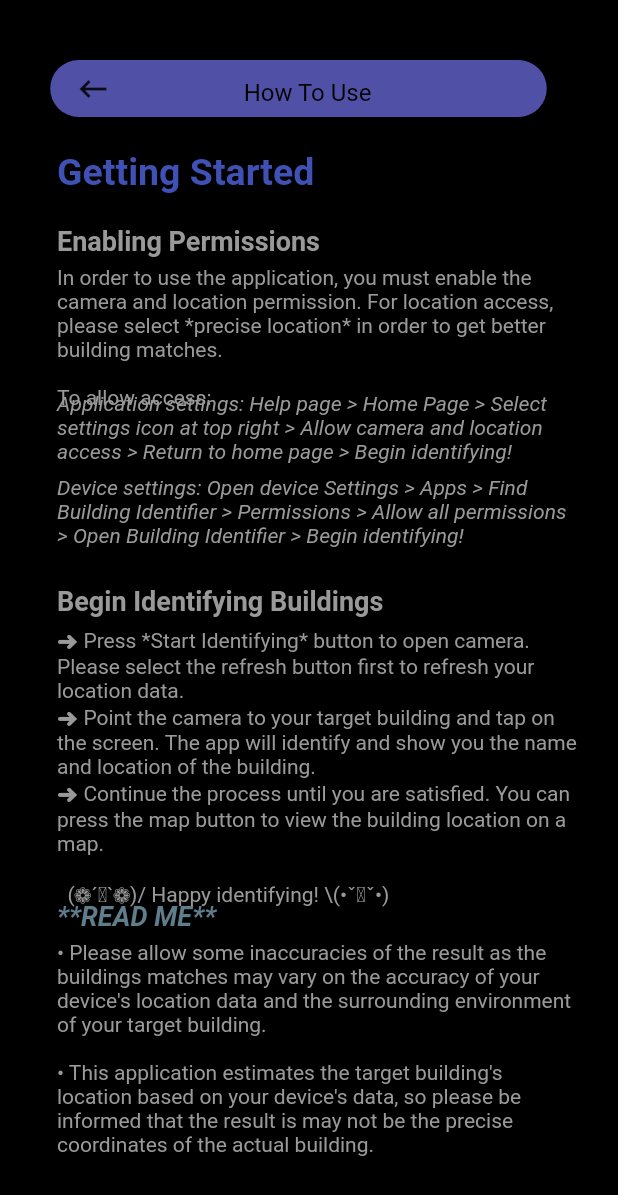
After one commit to H-Foo/Building-Identifier, a Flutter app: the help screen opened by its route, on a phone screen of 412 x 824 dp. The commit adds this screen. Shown: the top 1195 px of the screen. Run offline on Flutter 3.47's test engine with Material 2 defaults, Android fonts, the phone set to English and light mode, and no system bars; our stand-ins replace camera, cloud_firestore, firebase_core, flutter_compass, flutter_spinkit, geolocator and 2 more; accounts and stored records are empty.

Commit message:
fixed location bugs. added user manual page.

```diff
--- /dev/null
+++ b/lib/help.dart
@@ -0,0 +1,117 @@
+import 'package:flutter/cupertino.dart';
+import 'package:flutter/material.dart';
+
+class help extends StatefulWidget {
+  const help({Key? key}):
+        super(key: key);
+
+  @override
+  State<help> createState(){
+    return _helpState();
+  }
+}
+
+class _helpState extends State<help>{
+  @override
+  Widget build(BuildContext context){
+    return Scaffold(
+        body: Stack(
+          fit: StackFit.expand,
+          alignment: const Alignment(0, 0),
+          children: [
+            Positioned(top: 40, left: 33.5, width: 331, height: 38,
+              child: Container(decoration:
+              BoxDecoration(color: const Color(3345377237,),
+                  borderRadius: BorderRadius.circular(20,)),),),
+            Positioned(top: 52, left: 130,
+              child: Text('How To Use',
+                style: TextStyle(
+                  fontSize: 16,
+                  color: Colors.black,
+                ),
+                textAlign: TextAlign.center,),
+              width: 150, height: 20,),
+            Positioned(top: 47, left:50, child: GestureDetector(
+              child: Icon(
+                const IconData(
+                  58199, fontFamily:'MaterialIcons', matchTextDirection: true,),
+              ),
+              onTap: (){
+                Navigator.of(context).pushReplacementNamed('firstapp/myHomePage');
+              },
+            ),
+            ),
+            Positioned(top: 100, left: 38,
+              child: Text("Getting Started",
+            style: TextStyle(
+              fontSize: 25,
+              fontWeight: FontWeight.bold,
+              color: Colors.indigo,
+            ),textAlign: TextAlign.left,),),
+            Positioned(top: 150, left: 38,
+              child: Text("Enabling Permissions",
+                style: TextStyle(
+                  fontSize: 18,
+                  fontWeight: FontWeight.bold,
+                  color: CupertinoColors.inactiveGray,
+                ),textAlign: TextAlign.left,),),
+            Positioned(top: 177, left: 38,
+              child: Text("In order to use the application, you must enable the camera and location permission. "
+                  "For location access, please select *precise location* in order to get better building matches.\n"
+                  "\nTo allow access:\n",
+                style: TextStyle(
+                  fontSize: 14,
+                  fontWeight: FontWeight.normal,
+                  color: CupertinoColors.inactiveGray,
+                ),textAlign: TextAlign.left,), width: 350,),
+            Positioned(top: 261, left: 38,
+              child: Text("Application settings: Help page > Home Page > Select settings icon at top right > Allow camera and location access > Return to home page > Begin identifying!\n",
+                style: TextStyle(
+                  fontSize: 14,
+                  fontStyle: FontStyle.italic,
+                  color: CupertinoColors.inactiveGray,
+                ),textAlign: TextAlign.left,), width: 350,),
+            Positioned(top: 317, left: 38,
+              child: Text("Device settings: Open device Settings > Apps > Find Building Identifier > Permissions > Allow all permissions > Open Building Identifier > Begin identifying!\n",
+                style: TextStyle(
+                  fontSize: 14,
+                  fontStyle: FontStyle.italic,
+                  color: CupertinoColors.inactiveGray,
+                ),textAlign: TextAlign.left,), width: 350,),
+            Positioned(top: 390, left: 38,
+              child: Text("Begin Identifying Buildings",
+                style: TextStyle(
+                  fontSize: 18,
+                  fontWeight: FontWeight.bold,
+                  color: CupertinoColors.inactiveGray,
+                ),textAlign: TextAlign.left,),),
+            Positioned(top: 417, left: 38,
+              child: Text("➜ Press *Start Identifying* button to open camera. Please select the refresh button first to refresh your location data. "
+                  "\n➜ Point the camera to your target building and tap on the screen. The app will identify and show you the name and location of the building. \n"
+                  "➜ Continue the process until you are satisfied. You can press the map button to view the building location on a map.\n"
+                  "\n  (❁´‿`❁)/ Happy identifying! \\(•ˇ‿ˇ•)",
+                style: TextStyle(
+                  fontSize: 14,
+                  fontWeight: FontWeight.normal,
+                  color: CupertinoColors.inactiveGray,
+                ),textAlign: TextAlign.left,), width: 350,),
+            Positioned(top: 600, left: 38,
+              child: Text("**READ ME**",
+                style: TextStyle(
+                  fontSize: 18,
+                  fontWeight: FontWeight.bold,
+                  fontStyle: FontStyle.italic,
+                  color: Colors.blueGrey,
+                ),textAlign: TextAlign.left,),),
+            Positioned(top: 627, left: 38,
+              child: Text("• Please allow some inaccuracies of the result as the buildings matches may vary on the accuracy of your device's location data and the surrounding environment of your target building.\n"
+                "\n• This application estimates the target building's location based on your device's data, so please be informed that the result is may not be the precise coordinates of the actual building."
+                ,style: TextStyle(
+                  fontSize: 14,
+                  fontWeight: FontWeight.normal,
+                  color: CupertinoColors.inactiveGray,
+                ),textAlign: TextAlign.left,), width: 350,),
+          ],
+        ), backgroundColor: Colors.black);
+  }
+}
--- a/lib/main.dart
+++ b/lib/main.dart
@@ -1,6 +1,7 @@
 import 'package:firstapp/myHomePage.dart';
 import 'package:firstapp/settings.dart';
 import 'package:firstapp/camera_screen.dart';
+import 'package:firstapp/help.dart';
 import 'package:flutter/material.dart';
 import 'package:camera/camera.dart';
 import 'package:flutter/services.dart';
@@ -40,6 +41,7 @@ class MyApp extends StatelessWidget{
         'firstapp/settings' : (context) => settings(),
         'firstapp/myHomePage' : (context) => MyHomePage(),
         'firstapp/camera_screen' : (context) => CameraScreen(),
+        'firstapp/help' : (context) => help(),
       },
     );
   }
--- a/pubspec.yaml
+++ b/pubspec.yaml
@@ -41,6 +41,8 @@ dependencies:
   flutter_compass: ^0.7.0
   sensors_plus: ^3.0.2
   cloud_firestore: ^4.8.2
+  google_maps_flutter: ^2.3.1
+  http: ^1.1.0
 
 dev_dependencies:
   flutter_test:
```
Also changed, not shown: lib/camera_screen.dart (+197 -113 lines), lib/myHomePage.dart (+14 -7 lines), lib/settings.dart (+5 -25 lines), assets/icon.png (deleted), pubspec.lock, 2 other files.
